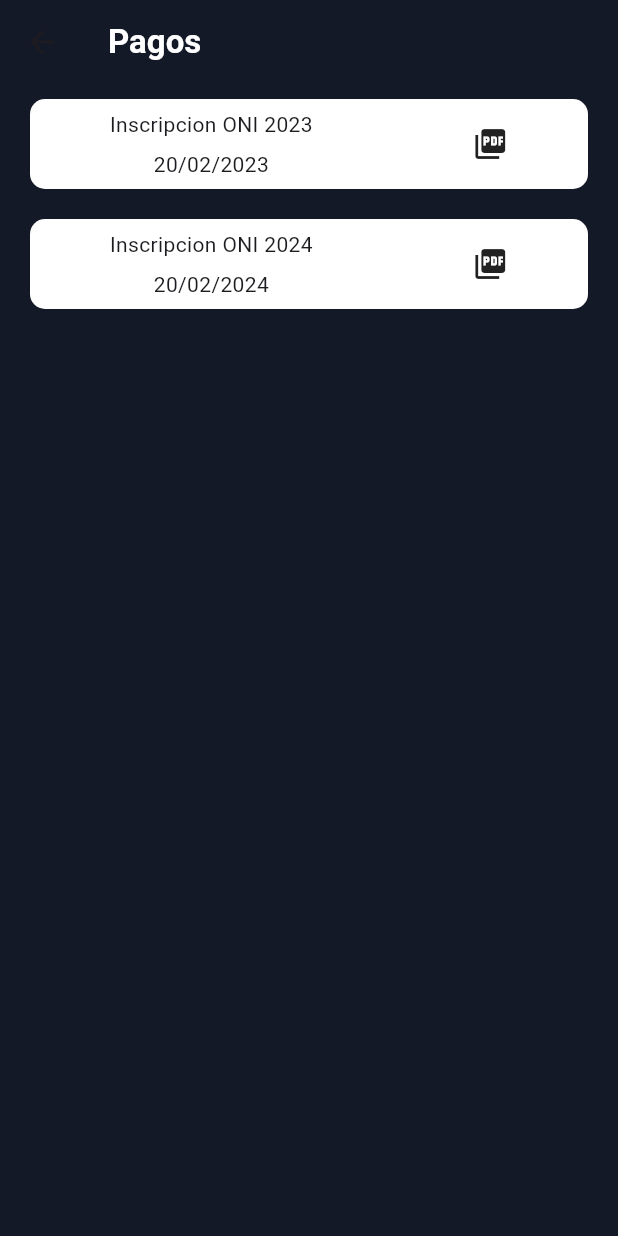
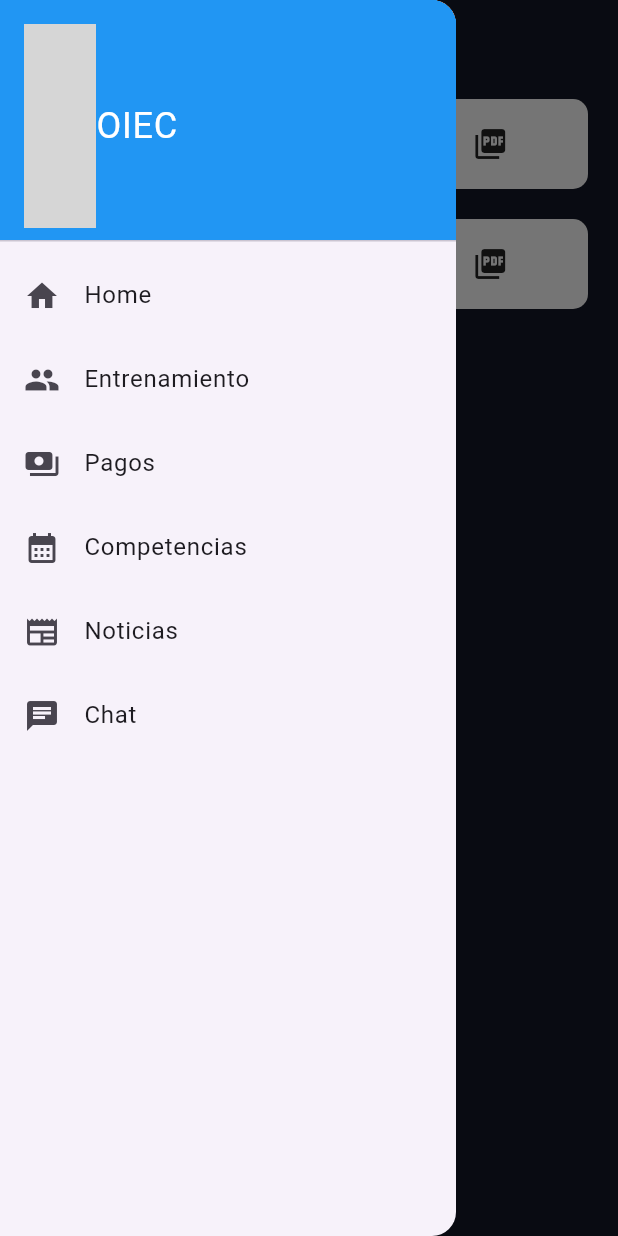
Before and after one commit to Fausto-Briones/OIEC-Project, a Flutter app: the PagosScreen widget shown alone on an empty page, opened directly, with the side drawer open (before the commit the screen has no drawer), on a phone screen of 412 x 824 dp. Run offline on Flutter 3.47's test engine with Material 3 defaults, Android fonts, the phone set to English and light mode, and no system bars; our stand-ins replace flutter_svg; grey boxes are pictures that could not be loaded.

Commit message:
Cambios en entrenamientos y pagos screen

```diff
--- a/oiec_app/lib/main.dart
+++ b/oiec_app/lib/main.dart
@@ -1,6 +1,7 @@
 import 'package:flutter/material.dart';
 import 'package:oiec_app/noticiasScreen.dart';
 import 'package:oiec_app/screens/homeScreen.dart';
+import 'package:oiec_app/screens/pagosScreen.dart';
 void main(){
   runApp(const MyApp());
 }
--- a/oiec_app/lib/screens/pagosScreen.dart
+++ b/oiec_app/lib/screens/pagosScreen.dart
@@ -1,5 +1,5 @@
 import 'package:flutter/material.dart';
-import 'package:oiec_app/utilities/colorsController.dart';
+import 'package:oiec_app/components/MainLayout.dart';
 import 'package:oiec_app/components/customContainer.dart';
 
 class PagosScreen extends StatelessWidget {
@@ -7,17 +7,8 @@ class PagosScreen extends StatelessWidget {
 
   @override
   Widget build(BuildContext context) {
-    return Scaffold(
-      appBar: AppBar(
-        title: const Text('Pagos',
-            style: TextStyle(
-              color: Colors.white,
-              fontFamily: 'Roboto',
-              fontWeight: FontWeight.bold,
-            )),
-        backgroundColor: HexColor('#141927'),
-      ),
-      body: const Column(
+    return const MainLayout(title: "Pagos",
+      body:  Column(
         children: [
           CustomContainer(
               child: _PagosContent(
@@ -31,7 +22,6 @@ class PagosScreen extends StatelessWidget {
           )
         ],
       ),
-      backgroundColor: HexColor('#141927'),
     );
   }
 }
```
Also changed, not shown: oiec_app/lib/screens/entrenamientoScreen.dart (+3 -15 lines).
